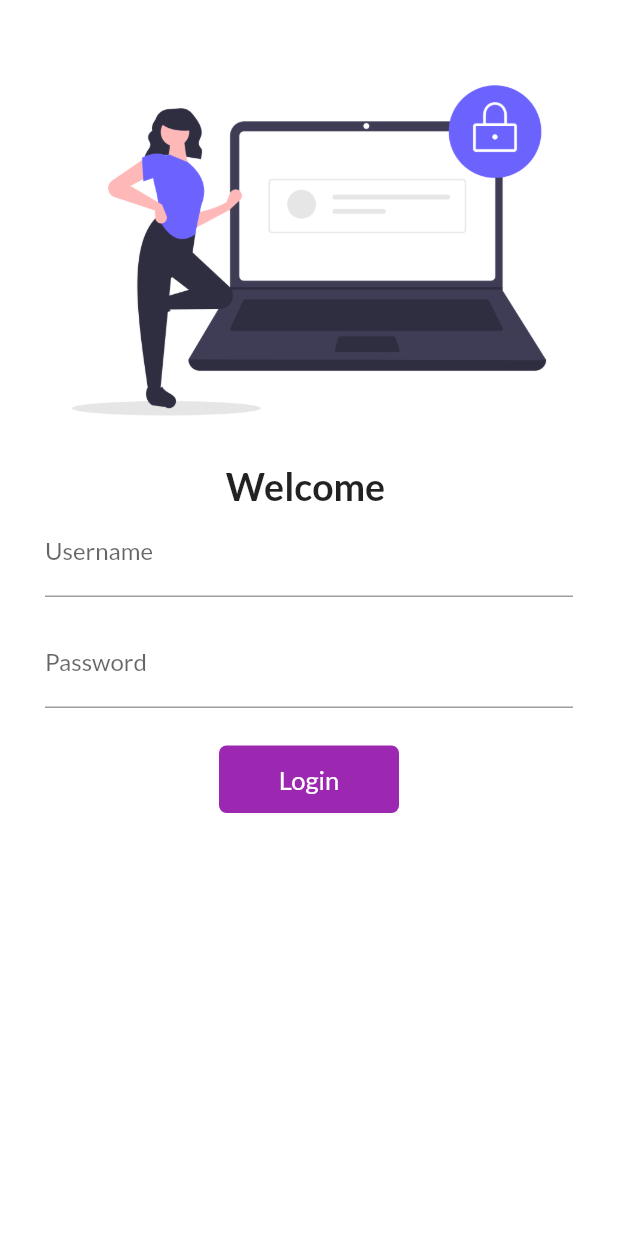
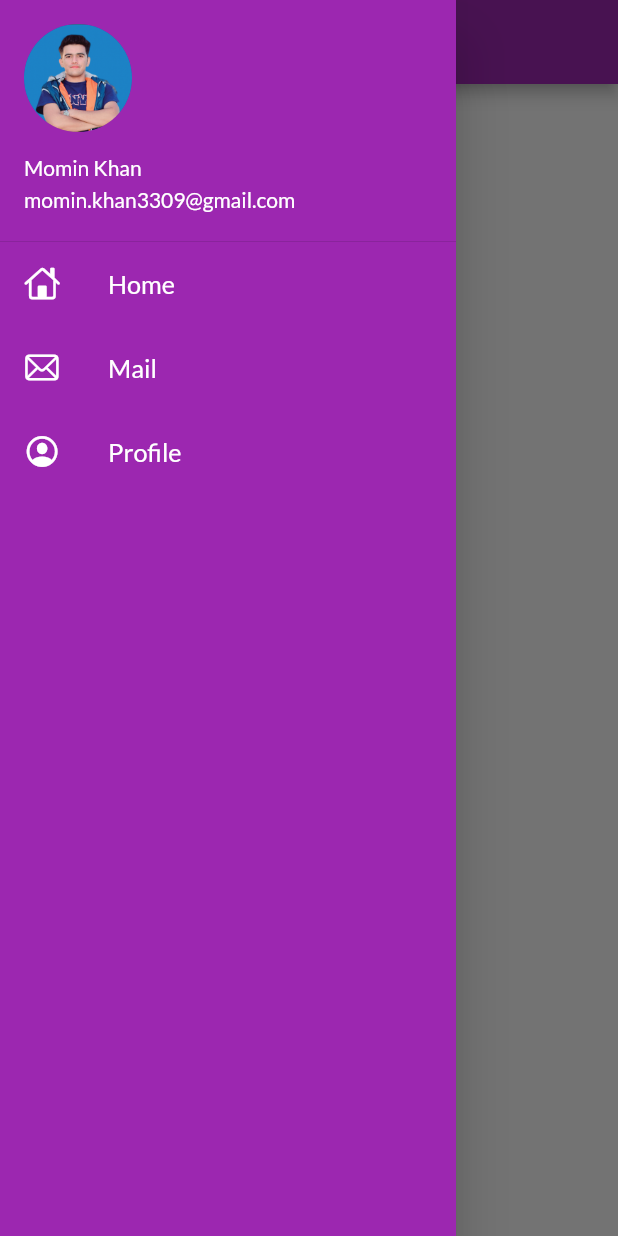
Before and after one commit to MominKhattar/fluttertraining, a Flutter app: the screen it shows after launch, with the side drawer open (before the commit the screen has no drawer), on a phone screen of 412 x 824 dp. Run offline on Flutter 3.47's test engine with Material 2 defaults, Android fonts, the phone set to English and light mode, and no system bars; our stand-ins replace google_fonts.

Commit message:
started homePage created drawer

```diff
--- a/lib/main.dart
+++ b/lib/main.dart
@@ -38,12 +38,13 @@ class MyApp extends StatelessWidget {
       ),
 
 
-      initialRoute: '/login',
+      initialRoute: MyRoutes.homeRoute,
       routes:{
         MyRoutes.homeRoute : (context)=> HomePage(),
         MyRoutes.loginRoute : (context)=>LoginPage(),
       }
 
+
     );
   }
 }
--- a/lib/pages/home_page.dart
+++ b/lib/pages/home_page.dart
@@ -1,4 +1,5 @@
 import 'package:flutter/material.dart';
+import 'package:fluttertraining/widgets/drawer.dart';
 
 class HomePage extends StatelessWidget {
   const HomePage({Key? key}) : super(key: key);
@@ -15,6 +16,7 @@ class HomePage extends StatelessWidget {
           child: Text('Hello world Welcome to Flutter'),
         ),
       ),
+      drawer: MyDrawer(),
     );
   }
 }
--- /dev/null
+++ b/lib/widgets/drawer.dart
@@ -0,0 +1,54 @@
+import 'package:flutter/cupertino.dart';
+import 'package:flutter/material.dart';
+import 'package:flutter/widgets.dart';
+class MyDrawer extends StatelessWidget {
+  const MyDrawer({Key? key}) : super(key: key);
+
+  @override
+  Widget build(BuildContext context) {
+    return Drawer(
+      child: Container(
+        decoration: BoxDecoration(
+          color: Colors.purple,
+        ),
+        child: ListView(
+          children: [
+            DrawerHeader(
+            padding: EdgeInsets.zero,margin: EdgeInsets.zero,
+            child: UserAccountsDrawerHeader(
+              margin: EdgeInsets.zero,
+              accountName: Text("Momin Khan"),
+              accountEmail: Text("momin.khan3309@gmail.com"),
+              currentAccountPicture: CircleAvatar(
+                backgroundImage: AssetImage('images/momin.png'),
+              ),
+
+            ),
+          ),
+
+            ListTile(
+              leading: Icon(CupertinoIcons.home,color: Colors.white,),
+              title: Text('Home', textScaleFactor: 1.2,style: TextStyle(
+                color: Colors.white,
+              ),),
+            ),
+
+            ListTile(
+              leading: Icon(CupertinoIcons.mail,color: Colors.white,),
+              title: Text('Mail', textScaleFactor: 1.2,style: TextStyle(
+                color: Colors.white,
+              ),),
+            ),
+
+            ListTile(
+              leading: Icon(CupertinoIcons.profile_circled,color: Colors.white,),
+              title: Text('Profile', textScaleFactor: 1.2,style: TextStyle(
+                color: Colors.white,
+              ),),
+            ),
+  ]
+        ),
+      ),
+    );
+  }
+}
```
Also changed, not shown: images/momin.png (added).
